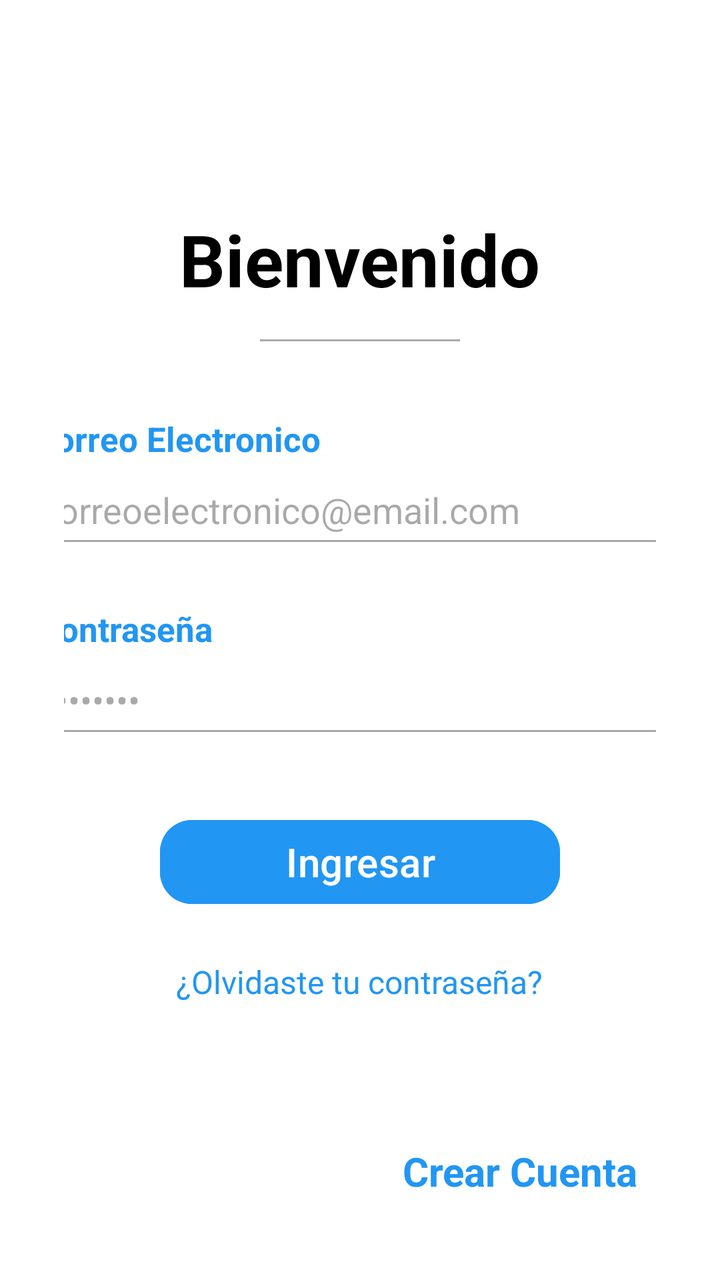
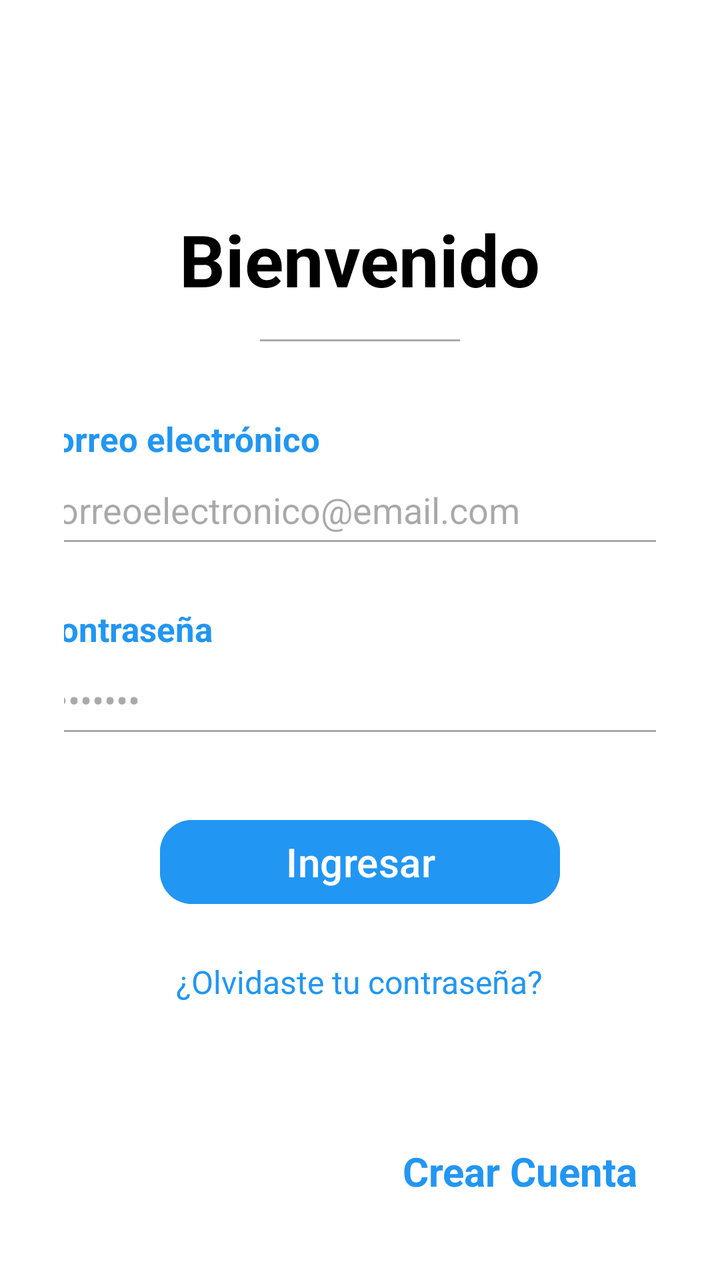

Compare the two renders of this Android layout. The source of the first and the diff that turns it into the second are given below.
<!-- AndroidManifest.xml: application theme Theme.Monitoreo_de_Aire -->
<!-- res/layout/activity_login.xml -->
<?xml version="1.0" encoding="utf-8"?>
<LinearLayout xmlns:android="http://schemas.android.com/apk/res/android"
    xmlns:app="http://schemas.android.com/apk/res-auto"
    android:layout_width="match_parent"
    android:id="@+id/main"
    android:layout_height="match_parent"
    android:orientation="vertical"
    android:padding="32dp"
    android:gravity="center_horizontal"
    android:background="#FFFFFF">

    
    <Space
        android:layout_width="264dp"
        android:layout_height="20dp"
        android:layout_weight="1" />

    <TextView
        android:layout_width="wrap_content"
        android:layout_height="wrap_content"
        android:text="@string/textLogin"
        android:textSize="36sp"
        android:textStyle="bold"
        android:textColor="#000000" />

    <View
        android:layout_width="100dp"
        android:layout_height="1dp"
        android:layout_marginTop="16dp"
        android:layout_marginBottom="32dp"
        android:background="#A9A9A9" />

    <Space
        android:layout_width="match_parent"
        android:layout_height="0dp"
        android:layout_weight="0.1" />

    
    <TextView
        android:layout_width="327dp"
        android:layout_height="wrap_content"
        android:text="@string/inputCorreoUsuario"
        android:textColor="#2196F3"
        android:textSize="17sp"
        android:textStyle="bold" />

    <EditText
        android:id="@+id/correo"
        android:layout_width="329dp"
        android:layout_height="wrap_content"
        android:layout_marginBottom="24dp"
        android:backgroundTint="#A9A9A9"
        android:hint="@string/placeholderCorreoUsuario"
        android:inputType="textEmailAddress"
        android:paddingVertical="12dp" />

    
    <TextView
        android:layout_width="323dp"
        android:layout_height="wrap_content"
        android:text="@string/inputContraseña"
        android:textColor="#2196F3"
        android:textSize="17sp"
        android:textStyle="bold" />

    <EditText
        android:id="@+id/contrasena"
        android:layout_width="324dp"
        android:layout_height="wrap_content"
        android:layout_marginBottom="32dp"
        android:backgroundTint="#A9A9A9"
        android:hint="••••••••"
        android:inputType="textPassword"
        android:paddingVertical="12dp" />

    <Button
        android:id="@+id/btnLogin"
        android:layout_width="200dp"
        android:layout_height="50dp"
        android:text="@string/btnIngresar"
        android:textSize="20sp"
        android:textColor="#FFFFFF"
        android:backgroundTint="#2196F3"
        app:cornerRadius="16dp" />

    <TextView
        android:id="@+id/tvOlvide"
        android:layout_width="wrap_content"
        android:layout_height="wrap_content"
        android:layout_marginTop="16dp"
        android:padding="8dp"
        android:text="@string/textOlvide"
        android:textColor="#2196F3"
        android:textSize="16sp" />

    
    <Space
        android:layout_width="match_parent"
        android:layout_height="0dp"
        android:layout_weight="1" />

    <TextView
        android:id="@+id/tvCreateAccount"
        android:layout_width="wrap_content"
        android:layout_height="wrap_content"
        android:layout_gravity="end"
        android:padding="9dp"
        android:text="@string/btnCrearCuenta"
        android:textColor="#2196F3"
        android:textSize="20sp"
        android:textStyle="bold" />

</LinearLayout>
<!-- resources referenced by this layout -->
<resources>
  <string name="btnCrearCuenta">Crear Cuenta</string>
  <string name="btnIngresar">Ingresar</string>
  <string name="inputCorreoUsuario">Correo Electronico</string>
  <string name="placeholderCorreoUsuario">correoelectronico@email.com</string>
  <string name="textLogin">Bienvenido</string>
  <string name="textOlvide">¿Olvidaste tu contraseña?</string>
  <style name="Theme.Monitoreo_de_Aire" parent="Base.Theme.Monitoreo_de_Aire" />
  <style name="Base.Theme.Monitoreo_de_Aire" parent="Theme.Material3.DayNight.NoActionBar">
          
          
      </style>
</resources>

<!-- the commit's change to res/layout/activity_login.xml (unified diff, before → after) -->
@@ -7,7 +7,7 @@
     android:orientation="vertical"
     android:padding="32dp"
     android:gravity="center_horizontal"
-    android:background="#FFFFFF">
+    android:background="@color/white">
 
     
     <Space
@@ -18,17 +18,17 @@
     <TextView
         android:layout_width="wrap_content"
         android:layout_height="wrap_content"
-        android:text="@string/textLogin"
+        android:text="@string/login_bienvenida"
         android:textSize="36sp"
         android:textStyle="bold"
-        android:textColor="#000000" />
+        android:textColor="@color/black" />
 
     <View
         android:layout_width="100dp"
         android:layout_height="1dp"
         android:layout_marginTop="16dp"
         android:layout_marginBottom="32dp"
-        android:background="#A9A9A9" />
+        android:background="@color/gris_linea" />
 
     <Space
         android:layout_width="match_parent"
@@ -39,18 +39,19 @@
     <TextView
         android:layout_width="327dp"
         android:layout_height="wrap_content"
-        android:text="@string/inputCorreoUsuario"
-        android:textColor="#2196F3"
+        android:text="@string/label_correo"
+        android:textColor="@color/azul_etiqueta"
         android:textSize="17sp"
         android:textStyle="bold" />
 
     <EditText
         android:id="@+id/correo"
+        android:maxLength="254"
         android:layout_width="329dp"
         android:layout_height="wrap_content"
         android:layout_marginBottom="24dp"
-        android:backgroundTint="#A9A9A9"
-        android:hint="@string/placeholderCorreoUsuario"
+        android:backgroundTint="@color/gris_linea"
+        android:hint="@string/hint_correo"
         android:inputType="textEmailAddress"
         android:paddingVertical="12dp" />
 
@@ -58,18 +59,19 @@
     <TextView
         android:layout_width="323dp"
         android:layout_height="wrap_content"
-        android:text="@string/inputContraseña"
-        android:textColor="#2196F3"
+        android:text="@string/label_contrasena"
+        android:textColor="@color/azul_etiqueta"
         android:textSize="17sp"
         android:textStyle="bold" />
 
     <EditText
         android:id="@+id/contrasena"
+        android:maxLength="64"
         android:layout_width="324dp"
         android:layout_height="wrap_content"
         android:layout_marginBottom="32dp"
-        android:backgroundTint="#A9A9A9"
-        android:hint="••••••••"
+        android:backgroundTint="@color/gris_linea"
+        android:hint="@string/hint_contrasena"
         android:inputType="textPassword"
         android:paddingVertical="12dp" />
 
@@ -77,10 +79,10 @@
         android:id="@+id/btnLogin"
         android:layout_width="200dp"
         android:layout_height="50dp"
-        android:text="@string/btnIngresar"
+        android:text="@string/login_btn_ingresar"
         android:textSize="20sp"
-        android:textColor="#FFFFFF"
-        android:backgroundTint="#2196F3"
+        android:textColor="@color/white"
+        android:backgroundTint="@color/azul_etiqueta"
         app:cornerRadius="16dp" />
 
     <TextView
@@ -89,8 +91,8 @@
         android:layout_height="wrap_content"
         android:layout_marginTop="16dp"
         android:padding="8dp"
-        android:text="@string/textOlvide"
-        android:textColor="#2196F3"
+        android:text="@string/login_olvide"
+        android:textColor="@color/azul_etiqueta"
         android:textSize="16sp" />
 
     
@@ -105,8 +107,8 @@
         android:layout_height="wrap_content"
         android:layout_gravity="end"
         android:padding="9dp"
-        android:text="@string/btnCrearCuenta"
-        android:textColor="#2196F3"
+        android:text="@string/crear_cuenta"
+        android:textColor="@color/azul_etiqueta"
         android:textSize="20sp"
         android:textStyle="bold" />
 
<!-- resource entries referenced after the edit -->
@@ -1,11 +1,17 @@
 <!-- resources referenced by this layout -->
 <resources>
-  <string name="btnCrearCuenta">Crear Cuenta</string>
-  <string name="btnIngresar">Ingresar</string>
-  <string name="inputCorreoUsuario">Correo Electronico</string>
-  <string name="placeholderCorreoUsuario">correoelectronico@email.com</string>
-  <string name="textLogin">Bienvenido</string>
-  <string name="textOlvide">¿Olvidaste tu contraseña?</string>
+  <color name="azul_etiqueta">#2196F3</color>
+  <color name="black">#FF000000</color>
+  <color name="gris_linea">#A9A9A9</color>
+  <color name="white">#FFFFFFFF</color>
+  <string name="crear_cuenta">Crear Cuenta</string>
+  <string name="hint_contrasena">••••••••</string>
+  <string name="hint_correo">correoelectronico@email.com</string>
+  <string name="label_contrasena">Contraseña</string>
+  <string name="label_correo">Correo electrónico</string>
+  <string name="login_bienvenida">Bienvenido</string>
+  <string name="login_btn_ingresar">Ingresar</string>
+  <string name="login_olvide">¿Olvidaste tu contraseña?</string>
   <style name="Theme.Monitoreo_de_Aire" parent="Base.Theme.Monitoreo_de_Aire" />
   <style name="Base.Theme.Monitoreo_de_Aire" parent="Theme.Material3.DayNight.NoActionBar">
           
